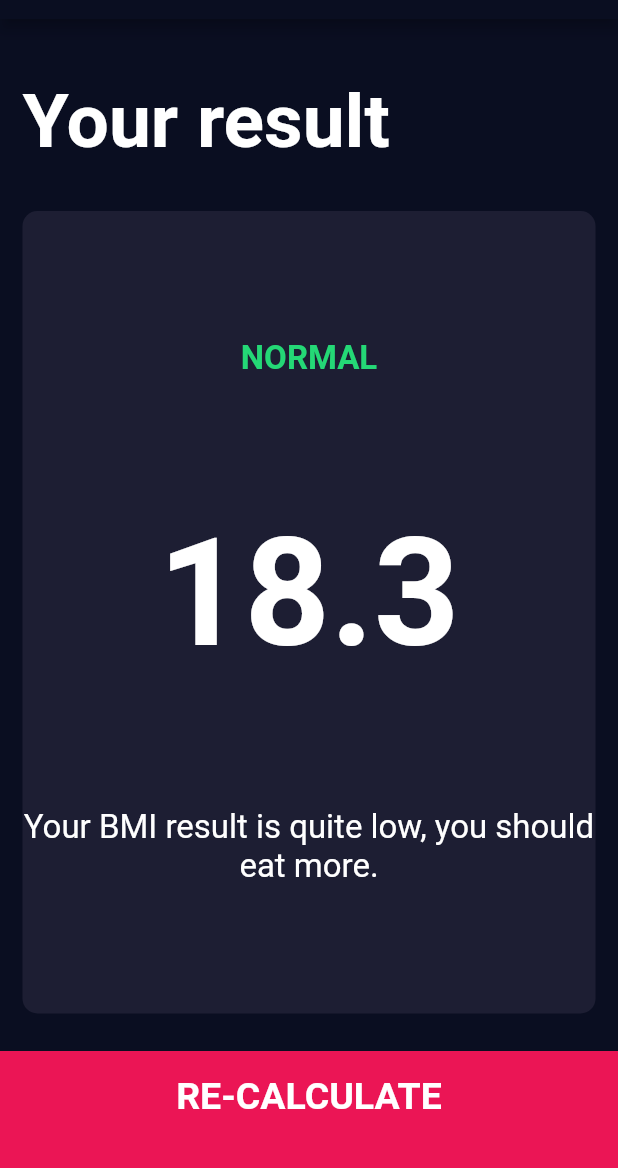
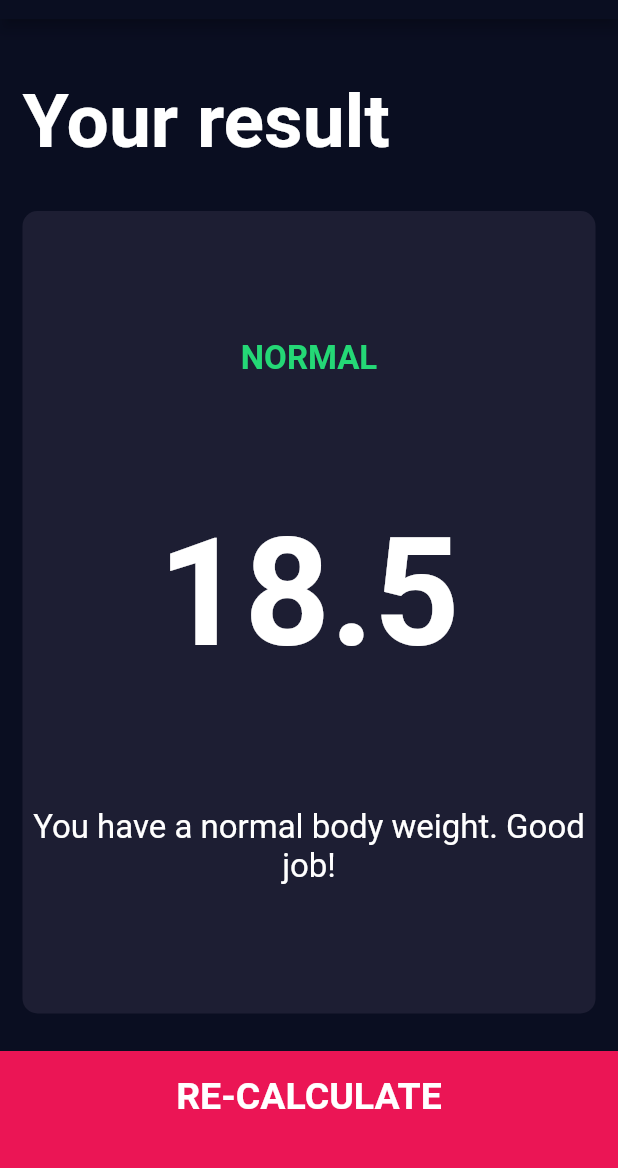
Before and after one commit to 8ctopotamus/bmi-calculator-flutter, a Flutter app: the screen it shows after launch, after a tap on "CALCULATE", on a phone screen of 412 x 824 dp, the part 65-1233 px from its top. Run offline on Flutter 3.47's test engine with Material 2 defaults, Android fonts, the phone set to English and light mode, and no system bars; our stand-ins replace font_awesome_flutter.

Commit message:
BMI Calculation

```diff
--- /dev/null
+++ b/lib/calculator_brain.dart
@@ -0,0 +1,36 @@
+import 'dart:math';
+
+class CalculatorBrain {
+
+  CalculatorBrain({this.height, this.weight});
+
+  final int height;
+  final int weight;
+
+  double _bmi;
+
+  String calculateBMI() {
+    _bmi = weight / pow(height/100, 2);
+    return _bmi.toStringAsFixed(1);
+  }
+
+  String getResult() {
+    if (_bmi >= 25) {
+      return 'Overweight';
+    } else if (_bmi > 18.5) {
+      return 'Normal';
+    } else {
+      return 'Underweight';
+    }
+  }
+
+  String getInterpretation() {
+    if (_bmi >= 25) {
+      return 'You have a higher than normal body weight. Try to exercise more.';
+    } else if (_bmi > 18.5) {
+      return 'You have a normal body weight. Good job!';
+    } else {
+      return 'You have a lower than normal body weight. You can eat a bit more.';
+    }
+  }
+}
--- a/lib/screens/input_page.dart
+++ b/lib/screens/input_page.dart
@@ -6,6 +6,7 @@ import 'package:bmi_calculator/components/icon_content.dart';
 import 'package:bmi_calculator/constants.dart';
 import 'package:bmi_calculator/components/bottom_button.dart';
 import 'package:bmi_calculator/components/round_icon_button.dart';
+import 'package:bmi_calculator/calculator_brain.dart';
 
 enum Gender {
  MALE,
@@ -191,9 +192,17 @@ class _InputPageState extends State<InputPage> {
           BottomButton(
             text: 'CALCULATE',
             onTap: () {
+              CalculatorBrain calc = CalculatorBrain(
+                height: height,
+                weight: weight,
+              );
               Navigator.push(
                 context,
-                MaterialPageRoute(builder: (context) => ResultsPage())
+                MaterialPageRoute(builder: (context) => ResultsPage(
+                  bmiResult: calc.calculateBMI(),
+                  resultText: calc.getResult(),
+                  interpretation: calc.getInterpretation(),
+                )),
               );
             },
           ),
--- a/lib/screens/results_page.dart
+++ b/lib/screens/results_page.dart
@@ -4,6 +4,16 @@ import 'package:bmi_calculator/components/reusable_card.dart';
 import 'package:bmi_calculator/components/bottom_button.dart';
 
 class ResultsPage extends StatelessWidget {
+  ResultsPage({
+    @required this.bmiResult,
+    @required this.resultText,
+    @required this.interpretation
+  });
+
+  final String bmiResult;
+  final String resultText;
+  final String interpretation;
+
   @override
   Widget build(BuildContext context) {
     return Scaffold(
@@ -33,15 +43,15 @@ class ResultsPage extends StatelessWidget {
                 crossAxisAlignment: CrossAxisAlignment.center,
                 children: <Widget>[
                   Text(
-                    'NORMAL',
+                    resultText.toUpperCase(),
                     style: kResultTextStyle,
                   ),
                   Text(
-                    '18.3',
+                    bmiResult,
                     style: kBMITextStyle,
                   ),
                   Text(
-                    'Your BMI result is quite low, you should eat more.',
+                    interpretation,
                     style: kBodyTextStyle,
                     textAlign: TextAlign.center,
                   ),
```
